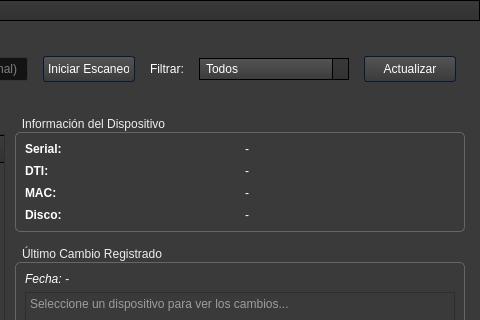
Old version of the form src/ui/inventario.ui in the repository Th3GaM3RCaT/specs-python; both pictures show x 800 to 1280 and y 0 to 320 of the 1280 by 720 pixel window.
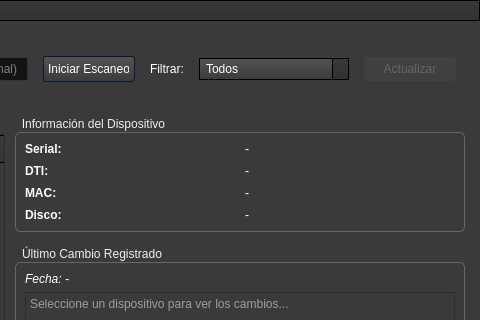
New version of the form. Icons and pictures are not drawn.

Diff of the .ui file:
```diff
--- a/src/ui/inventario.ui
+++ b/src/ui/inventario.ui
@@ -1153,9 +1153,15 @@
        </item>
        <item>
         <widget class="QPushButton" name="btnActualizar">
+         <property name="enabled">
+          <bool>false</bool>
+         </property>
          <property name="text">
           <string>Actualizar</string>
          </property>
+         <property name="flat">
+          <bool>true</bool>
+         </property>
         </widget>
        </item>
       </layout>
```
